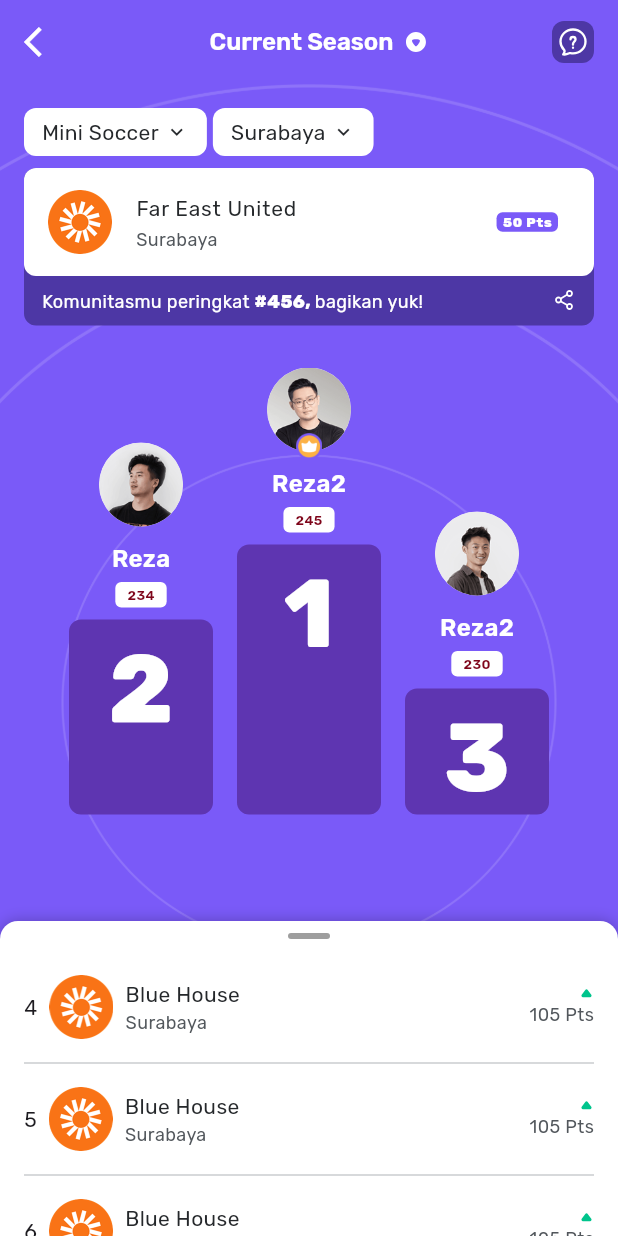
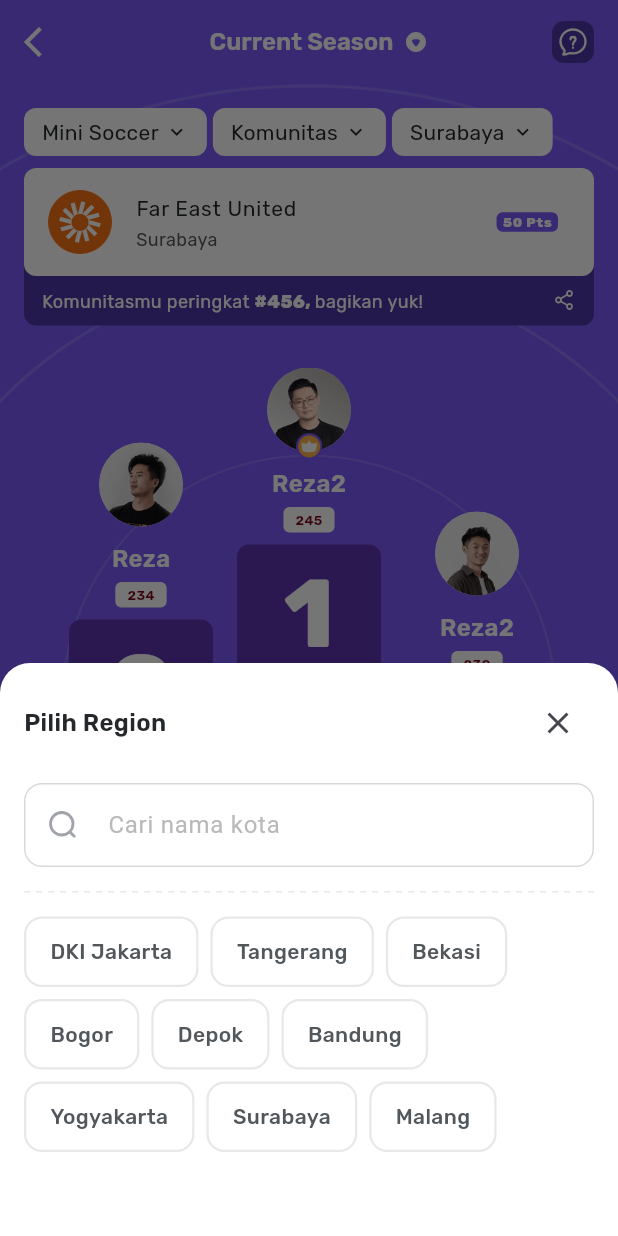
Before and after one commit to inisialer/leaderboard, a Flutter app: the screen it shows after launch, after a tap on "Surabaya", on a phone screen of 412 x 824 dp. Run offline on Flutter 3.47's test engine with Material 3 defaults, Android fonts, the phone set to English and light mode, and no system bars; drawn by our look-alikes of dotted_line, sliding_up_panel; our stand-ins replace flutter_bloc, flutter_svg, google_fonts.

Commit message:
category sport and region filter

```diff
--- /dev/null
+++ b/lib/bloc/category/category_cubit.dart
@@ -0,0 +1,18 @@
+import 'package:flutter_bloc/flutter_bloc.dart';
+import 'package:leaderboard_app/bloc/category/category_state.dart';
+import 'package:leaderboard_app/model/category_dummy.dart';
+
+class CategorySportCubit extends Cubit<CategorySportState> {
+  CategorySportCubit() : super(CategorySportState());
+
+  void selectTempIndex(int index) {
+    emit(state.copyWith(selectedIndex: index));
+  }
+
+  void applyCategorySport(List<CategorySport> categorySports) {
+    if (state.selectedIndex != null) {
+      emit(state.copyWith(
+          appliedCategorySport: categorySports[state.selectedIndex!]));
+    }
+  }
+}
--- /dev/null
+++ b/lib/bloc/category/category_state.dart
@@ -0,0 +1,16 @@
+import 'package:leaderboard_app/model/category_dummy.dart';
+
+class CategorySportState {
+  final int? selectedIndex;
+  final CategorySport? appliedCategorySport;
+
+  CategorySportState({this.selectedIndex, this.appliedCategorySport});
+
+  CategorySportState copyWith(
+      {int? selectedIndex, CategorySport? appliedCategorySport}) {
+    return CategorySportState(
+      selectedIndex: selectedIndex ?? this.selectedIndex,
+      appliedCategorySport: appliedCategorySport ?? this.appliedCategorySport,
+    );
+  }
+}
--- /dev/null
+++ b/lib/bloc/region/region_cubit.dart
@@ -0,0 +1,21 @@
+import 'package:flutter_bloc/flutter_bloc.dart';
+import 'package:leaderboard_app/bloc/region/region_state.dart';
+import 'package:leaderboard_app/model/region_dummy.dart';
+
+class RegionCubit extends Cubit<RegionState> {
+  RegionCubit() : super(RegionState());
+
+  void selectTempIndex(int index) {
+    emit(state.copyWith(selectedIndex: index));
+  }
+
+  void applyRegion(List<Region> region) {
+    if (state.selectedIndex != null) {
+      emit(state.copyWith(appliedRegion: region[state.selectedIndex!]));
+    }
+  }
+
+  void setSearchQuery(String query) {
+    emit(state.copyWith(searchQuery: query));
+  }
+}
--- /dev/null
+++ b/lib/bloc/region/region_state.dart
@@ -0,0 +1,25 @@
+import 'package:leaderboard_app/model/region_dummy.dart';
+
+class RegionState {
+  final int? selectedIndex;
+  final Region? appliedRegion;
+  final String searchQuery;
+
+  RegionState({
+    this.selectedIndex,
+    this.appliedRegion,
+    this.searchQuery = '',
+  });
+
+  RegionState copyWith({
+    int? selectedIndex,
+    Region? appliedRegion,
+    String? searchQuery,
+  }) {
+    return RegionState(
+      selectedIndex: selectedIndex ?? this.selectedIndex,
+      appliedRegion: appliedRegion ?? this.appliedRegion,
+      searchQuery: searchQuery ?? this.searchQuery,
+    );
+  }
+}
--- a/lib/helper/color_helper.dart
+++ b/lib/helper/color_helper.dart
@@ -6,3 +6,5 @@ Color blackColor = Color(0xff25282B);
 Color semiBlackColor = Color(0xff52575C);
 Color redColor = Color(0xff7E051A);
 Color dividerColor = Color(0xffCACCCF);
+Color lightGrey = const Color(0xFFB9B9BB);
+Color greyBlackColor = const Color(0xFF060D0D);
--- a/lib/helper/global_function.dart
+++ b/lib/helper/global_function.dart
@@ -2,12 +2,16 @@ import 'package:dotted_line/dotted_line.dart';
 import 'package:flutter/material.dart';
 import 'package:flutter_bloc/flutter_bloc.dart';
 import 'package:google_fonts/google_fonts.dart';
+import 'package:leaderboard_app/bloc/category/category_cubit.dart';
+import 'package:leaderboard_app/bloc/region/region_cubit.dart';
 import 'package:leaderboard_app/bloc/period/period_cubit.dart';
 import 'package:leaderboard_app/bloc/sport/sport_cubit.dart';
 import 'package:leaderboard_app/helper/color_helper.dart';
 import 'package:leaderboard_app/helper/text_helper.dart';
+import 'package:leaderboard_app/widgets/category_sport_filter_dialog.dart';
 import 'package:leaderboard_app/widgets/period_filter_dialog.dart';
 import 'package:leaderboard_app/widgets/point_rule_tile.dart';
+import 'package:leaderboard_app/widgets/region_filter_dialog.dart';
 import 'package:leaderboard_app/widgets/sport_filter_dialog.dart';
 
 void showPointRulesDialog(BuildContext context) {
@@ -135,6 +139,19 @@ void showSportPicker(BuildContext context) {
   customBottomSheet(context, SportFilterDialog(cubit: cubit));
 }
 
+void showRegionPicker(BuildContext context) {
+  final cubit = context.read<RegionCubit>();
+  cubit.setSearchQuery('');
+
+  customBottomSheet(context, RegionFilterDialog(cubit: cubit));
+}
+
+void showCategorySportPicker(BuildContext context) {
+  final cubit = context.read<CategorySportCubit>();
+
+  customBottomSheet(context, CategorySportFilterDialog(cubit: cubit));
+}
+
 void customBottomSheet(BuildContext context, Widget child) {
   showModalBottomSheet(
       context: context,
--- a/lib/helper/text_helper.dart
+++ b/lib/helper/text_helper.dart
@@ -31,3 +31,8 @@ TextStyle semiBlack14w400 = GoogleFonts.rubik(
 
 TextStyle red9w600 = GoogleFonts.rubik(
     color: redColor, fontSize: 9, fontWeight: FontWeight.w600);
+
+TextStyle greyBlack10w200 = GoogleFonts.roboto(
+    color: greyBlackColor, fontSize: 10, fontWeight: FontWeight.w200);
+TextStyle lightGrey16w400 = GoogleFonts.roboto(
+    color: lightGrey, fontSize: 16, fontWeight: FontWeight.w400);
--- a/lib/main.dart
+++ b/lib/main.dart
@@ -1,10 +1,13 @@
 import 'package:flutter/material.dart';
 import 'package:flutter_bloc/flutter_bloc.dart';
 import 'package:google_fonts/google_fonts.dart';
+import 'package:leaderboard_app/bloc/category/category_cubit.dart';
+import 'package:leaderboard_app/bloc/region/region_cubit.dart';
 import 'package:leaderboard_app/bloc/period/period_cubit.dart';
 import 'package:leaderboard_app/bloc/sport/sport_cubit.dart';
 import 'package:leaderboard_app/helper/color_helper.dart';
 import 'package:leaderboard_app/helper/text_helper.dart';
+import 'package:leaderboard_app/model/category_dummy.dart';
 import 'package:leaderboard_app/ui/home/home_screen.dart';
 
 void main() {
@@ -25,6 +28,12 @@ class MyApp extends StatelessWidget {
         BlocProvider<SportCubit>(
           create: (BuildContext context) => SportCubit(),
         ),
+        BlocProvider<RegionCubit>(
+          create: (BuildContext context) => RegionCubit(),
+        ),
+        BlocProvider<CategorySportCubit>(
+          create: (BuildContext context) => CategorySportCubit(),
+        ),
       ],
       child: MaterialApp(
         title: 'Leaderboard',
--- /dev/null
+++ b/lib/model/category_dummy.dart
@@ -0,0 +1,29 @@
+class CategorySport {
+  final String name;
+  final bool isIndividu;
+  final bool isTunggal;
+
+  CategorySport({
+    required this.name,
+    required this.isIndividu,
+    required this.isTunggal,
+  });
+}
+
+final List<CategorySport> allCategorySports = [
+  CategorySport(
+    isIndividu: true,
+    isTunggal: true,
+    name: "Tunggal",
+  ),
+  CategorySport(
+    isIndividu: true,
+    isTunggal: false,
+    name: "Ganda",
+  ),
+  CategorySport(
+    isIndividu: false,
+    isTunggal: false,
+    name: "Komunitas",
+  ),
+];
--- /dev/null
+++ b/lib/model/region_dummy.dart
@@ -0,0 +1,37 @@
+class Region {
+  final String name;
+
+  Region({
+    required this.name,
+  });
+}
+
+final List<Region> allRegions = [
+  Region(
+    name: "DKI Jakarta",
+  ),
+  Region(
+    name: "Tangerang",
+  ),
+  Region(
+    name: "Bekasi",
+  ),
+  Region(
+    name: "Bogor",
+  ),
+  Region(
+    name: "Depok",
+  ),
+  Region(
+    name: "Bandung",
+  ),
+  Region(
+    name: "Yogyakarta",
+  ),
+  Region(
+    name: "Surabaya",
+  ),
+  Region(
+    name: "Malang",
+  ),
+];
--- a/lib/ui/home/home_screen.dart
+++ b/lib/ui/home/home_screen.dart
@@ -1,6 +1,10 @@
 import 'package:flutter/material.dart';
 import 'package:flutter_bloc/flutter_bloc.dart';
 import 'package:flutter_svg/svg.dart';
+import 'package:leaderboard_app/bloc/category/category_cubit.dart';
+import 'package:leaderboard_app/bloc/category/category_state.dart';
+import 'package:leaderboard_app/bloc/region/region_cubit.dart';
+import 'package:leaderboard_app/bloc/region/region_state.dart';
 import 'package:leaderboard_app/bloc/period/period_cubit.dart';
 import 'package:leaderboard_app/bloc/period/period_state.dart';
 import 'package:leaderboard_app/bloc/sport/sport_cubit.dart';
@@ -94,9 +98,26 @@ class _HomeScreenState extends State<HomeScreen> {
                         );
                       },
                     ),
-                    CardDropdown(
-                      title: 'Surabaya',
-                      onTap: () {},
+                    BlocBuilder<CategorySportCubit, CategorySportState?>(
+                      builder: (context, region) {
+                        return CardDropdown(
+                          title:
+                              region?.appliedCategorySport?.name ?? 'Komunitas',
+                          onTap: () {
+                            showCategorySportPicker(context);
+                          },
+                        );
+                      },
+                    ),
+                    BlocBuilder<RegionCubit, RegionState?>(
+                      builder: (context, region) {
+                        return CardDropdown(
+                          title: region?.appliedRegion?.name ?? 'Surabaya',
+                          onTap: () {
+                            showRegionPicker(context);
+                          },
+                        );
+                      },
                     ),
                   ],
                 ),
--- /dev/null
+++ b/lib/widgets/main_textfield.dart
@@ -0,0 +1,162 @@
+import 'package:flutter/material.dart';
+import 'package:flutter/services.dart';
+import 'package:google_fonts/google_fonts.dart';
+import 'package:leaderboard_app/helper/color_helper.dart';
+import 'package:leaderboard_app/helper/text_helper.dart';
+
+class MainTextFormField extends StatelessWidget {
+  const MainTextFormField(
+      {super.key,
+      this.hintText,
+      this.suffixIcon,
+      this.readOnly,
+      this.enabled,
+      this.onTap,
+      this.minLines = 1,
+      this.obscureText,
+      this.maxLines,
+      this.controller,
+      this.inputFormatters,
+      this.validator,
+      this.prefixIcon,
+      this.onComplete,
+      this.onChanged,
+      this.border,
+      this.hintStyle,
+      this.keyboardType,
+      this.label,
+      this.errorText,
+      this.labelTextRich1,
+      this.labelTextRich2,
+      this.prefixText,
+      this.isTextRichLabel = false,
+      this.contentPaddingVertical,
+      this.contentPaddingHorizontal,
+      this.onFieldSubmitted,
+      this.filled,
+      this.fillColor,
+      this.style,
+      this.borderRadius});
+  final String? hintText;
+  final String? prefixText;
+  final String? errorText;
+  final Widget? suffixIcon;
+  final Widget? prefixIcon;
+  final bool? readOnly;
+  final bool? enabled;
+  final bool? obscureText;
+  final int? minLines;
+  final void Function()? onTap;
+  final int? maxLines;
+  final TextEditingController? controller;
+  final String? Function(String?)? validator;
+  final List<TextInputFormatter>? inputFormatters;
+  final void Function()? onComplete;
+  final void Function(String)? onChanged;
+  final InputBorder? border;
+  final TextStyle? hintStyle;
+  final TextInputType? keyboardType;
+  final Widget? label;
+  final String? labelTextRich1;
+  final String? labelTextRich2;
+  final bool? isTextRichLabel;
+  final double? contentPaddingVertical;
+  final double? contentPaddingHorizontal;
+  final BorderRadius? borderRadius;
+  final void Function(String)? onFieldSubmitted;
+  final bool? filled;
+  final Color? fillColor;
+  final TextStyle? style;
+  @override
+  Widget build(BuildContext context) {
+    return TextFormField(
+      keyboardType: keyboardType,
+      controller: controller,
+      minLines: minLines,
+      textInputAction: TextInputAction.done,
+      onFieldSubmitted: onFieldSubmitted,
+      onEditingComplete: onComplete ??
+          () {
+            FocusScope.of(context).unfocus();
+          },
+      onChanged: onChanged,
+      maxLines: maxLines ?? 1,
+      obscureText: obscureText ?? false,
+      enabled: enabled,
+      onTap: onTap,
+      readOnly: readOnly ?? false,
+      style: style ??
+          GoogleFonts.rubik(
+            color: Color(0xFF7D8998),
+          ),
+      inputFormatters: inputFormatters,
+      decoration: InputDecoration(
+        errorMaxLines: 2,
+        errorText: errorText,
+        filled: filled ?? true,
+        fillColor: fillColor ?? Colors.white,
+        prefixIcon: prefixIcon,
+        prefixText: prefixText,
+        suffixIcon: suffixIcon,
+        // counterText: '+852',
+
+        // prefixStyle: const GoogleFonts.rubik(color: Colors.white),
+        prefixIconConstraints: const BoxConstraints(),
+        floatingLabelBehavior: FloatingLabelBehavior.always,
+        contentPadding: EdgeInsets.symmetric(
+            horizontal: contentPaddingHorizontal ?? 16,
+            vertical: contentPaddingVertical ?? 16),
+        isDense: true,
+        border: OutlineInputBorder(
+          borderSide: const BorderSide(width: 1, color: Color(0xFFD9D9D9)),
+          borderRadius: BorderRadius.circular(12),
+        ),
+        focusedBorder: OutlineInputBorder(
+          borderRadius: BorderRadius.circular(12),
+          borderSide: const BorderSide(width: 1, color: Color(0xFFD9D9D9)),
+        ),
+        enabledBorder: OutlineInputBorder(
+          borderSide: const BorderSide(width: 1, color: Color(0xFFD9D9D9)),
+          borderRadius: borderRadius ?? BorderRadius.circular(12),
+        ),
+        hintText: hintText ?? "Masukkan password kamu",
+        hintStyle: lightGrey16w400,
+        label: isTextRichLabel!
+            ? Text.rich(
+                TextSpan(
+                  children: [
+                    TextSpan(
+                      text: labelTextRich1,
+                      style: GoogleFonts.rubik(
+                        color: greyBlackColor,
+                        fontSize: 16,
+                        fontWeight: FontWeight.w400,
+                        height: 0.09,
+                        letterSpacing: 0.15,
+                      ),
+                    ),
+                    TextSpan(
+                      text: labelTextRich2,
+                      style: GoogleFonts.rubik(
+                        color: Color(0xFFD91515),
+                        fontSize: 16,
+                        fontWeight: FontWeight.w700,
+                        height: 0.09,
+                        letterSpacing: 0.15,
+                      ),
+                    ),
+                  ],
+                ),
+              )
+            : label,
+      ),
+      validator: validator ??
+          (value) {
+            if (value == null || value == "") {
+              return 'This field required';
+            }
+            return null;
+          },
+    );
+  }
+}
--- /dev/null
+++ b/lib/widgets/region_filter_dialog.dart
@@ -0,0 +1,159 @@
+import 'package:dotted_line/dotted_line.dart';
+import 'package:flutter/material.dart';
+import 'package:flutter_bloc/flutter_bloc.dart';
+import 'package:flutter_svg/svg.dart';
+import 'package:leaderboard_app/bloc/region/region_cubit.dart';
+import 'package:leaderboard_app/bloc/region/region_state.dart';
+import 'package:leaderboard_app/helper/color_helper.dart';
+import 'package:leaderboard_app/helper/text_helper.dart';
+import 'package:leaderboard_app/model/region_dummy.dart';
+import 'package:leaderboard_app/model/sport_dummy.dart';
+import 'package:leaderboard_app/widgets/main_textfield.dart';
+
+class RegionFilterDialog extends StatelessWidget {
+  const RegionFilterDialog({
+    super.key,
+    required this.cubit,
+  });
+
+  final RegionCubit cubit;
+
+  @override
+  Widget build(BuildContext context) {
+    return BlocBuilder<RegionCubit, RegionState>(builder: (context, state) {
+      final filteredRegions = allRegions
+          .where((region) => region.name
+              .toLowerCase()
+              .contains(state.searchQuery.toLowerCase()))
+          .toList();
+      return Column(
+        crossAxisAlignment: CrossAxisAlignment.start,
+        mainAxisSize: MainAxisSize.min,
+        children: [
+          Row(
+            mainAxisAlignment: MainAxisAlignment.spaceBetween,
+            children: [
+              Text(
+                "Pilih Region",
+                style: black16w600,
+              ),
+              IconButton(
+                padding: EdgeInsets.zero,
+                icon: const Icon(Icons.close),
+                onPressed: () => Navigator.pop(context),
+              ),
+            ],
+          ),
+          const SizedBox(
+            height: 16.0,
+          ),
+          MainTextFormField(
+            hintText: 'Cari nama kota',
+            onChanged: (value) => cubit.setSearchQuery(value),
+            prefixIcon: Padding(
+              padding: const EdgeInsets.all(16.0),
+              child: SvgPicture.asset(
+                'assets/icons/ic_search.svg',
+                width: 20,
+              ),
+            ),
+          ),
+          const SizedBox(
+            height: 16.0,
+          ),
+          const DottedLine(
+            dashLength: 4,
+            dashGapLength: 4,
+            lineThickness: 1,
+            dashColor: Color(0xffE8E8E8),
+          ),
+          const SizedBox(
+            height: 16.0,
+          ),
+          state.searchQuery.isNotEmpty
+              ? ListView.separated(
+                  shrinkWrap: true,
+                  itemCount: filteredRegions.length,
+                  separatorBuilder: (_, __) => const Divider(
+                    height: 1,
+                    color: Color(0xffE8E8E8),
+                  ),
+                  itemBuilder: (context, index) {
+                    final region = filteredRegions[index];
+                    final isSelected = state.appliedRegion == region;
+
+                    return ListTile(
+                      contentPadding: const EdgeInsets.symmetric(
+                        horizontal: 8,
+                        vertical: 4,
+                      ),
+                      title: Text(
+                        region.name,
+                        style: TextStyle(
+                          color: isSelected
+                              ? const Color(0xff7A5AF8)
+                              : const Color(0xff52575C),
+                          fontWeight:
+                              isSelected ? FontWeight.bold : FontWeight.normal,
+                        ),
+                      ),
+                      onTap: () {
+                        cubit.selectTempIndex(allRegions.indexOf(region));
+                        cubit.applyRegion(allRegions);
+                        Navigator.pop(context);
+                      },
+                    );
+                  },
+                )
+              : Wrap(
+                  spacing: 8,
+                  runSpacing: 8,
+                  children: List.generate(allRegions.length, (index) {
+                    final region = allRegions[index];
+                    final isSelected = state.appliedRegion == region;
+
+                    return GestureDetector(
+                      onTap: () {
+                        cubit.selectTempIndex(index);
+                        cubit.applyRegion(allRegions);
+                        Navigator.pop(context);
+                      },
+                      child: Container(
+                        padding: const EdgeInsets.symmetric(
+                          vertical: 12,
+                          horizontal: 16,
+                        ),
+                        decoration: BoxDecoration(
+                          color: isSelected
+                              ? const Color(0xffF5E6E9)
+                              : Colors.white,
+                          borderRadius: BorderRadius.circular(12),
+                          border: Border.all(
+                            color: isSelected
+                                ? const Color(0xffF5E6E9)
+                                : const Color(0xffE8E8E8),
+                            width: 1.5,
+                          ),
+                        ),
+                        child: Text(
+                          region.name,
+                          style: TextStyle(
+                            color: isSelected
+                                ? const Color(0xff7A5AF8)
+                                : const Color(0xff52575C),
+                            fontWeight: FontWeight.w500,
+                            fontSize: 14,
+                          ),
+                        ),
+                      ),
+                    );
+                  }),
+                ),
+          const SizedBox(
+            height: 40.0,
+          ),
+        ],
+      );
+    });
+  }
+}
```
Also changed, not shown: lib/widgets/category_sport_filter_dialog.dart (added, +155 -0 lines), assets/icons/ic_search.svg (added), 3 other files.
